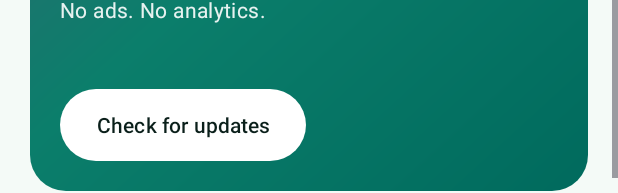
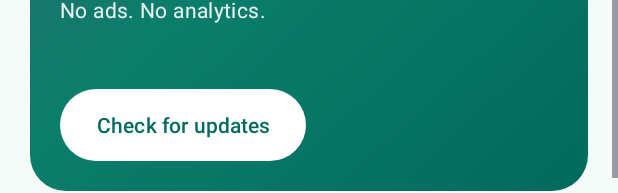
Before and after one commit to ahmedking2005/Miftah, an Android app: the layout fragment_settings.xml on its own in the app's theme, with its tools: preview values and no code run, scrolled down 576 dp, on a phone screen of 412 x 824 dp. Shown: the part 1040-1233 px from the top of the screen. Run offline under Robolectric (Android 15) with nearby library versions, the phone set to English and light mode, and no system bars.

Commit message:
Fix aapt2 link error: use android:textColor instead of app:textColor in fragment_settings.xml

```diff
--- a/app/src/main/res/layout/fragment_settings.xml
+++ b/app/src/main/res/layout/fragment_settings.xml
@@ -471,7 +471,7 @@
                     android:text="@string/settings_check_updates"
                     app:backgroundTint="@android:color/white"
                     app:iconTint="#006A5D"
-                    app:textColor="#006A5D" />
+                    android:textColor="#006A5D" />
 
                 <com.google.android.material.button.MaterialButton
                     android:id="@+id/update_download_button"
@@ -483,7 +483,7 @@
                     android:visibility="gone"
                     app:backgroundTint="@android:color/white"
                     app:iconTint="#006A5D"
-                    app:textColor="#006A5D" />
+                    android:textColor="#006A5D" />
             </LinearLayout>
 
             <TextView
```
